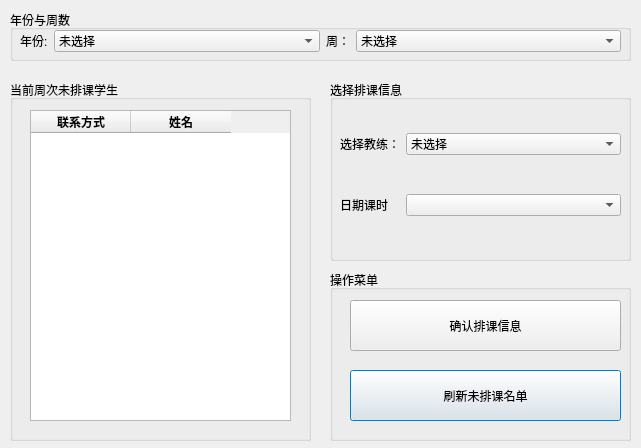
First picture: the form in GUI/updateClass.ui, repository Holy-Shine/Acrotest, before the edit.
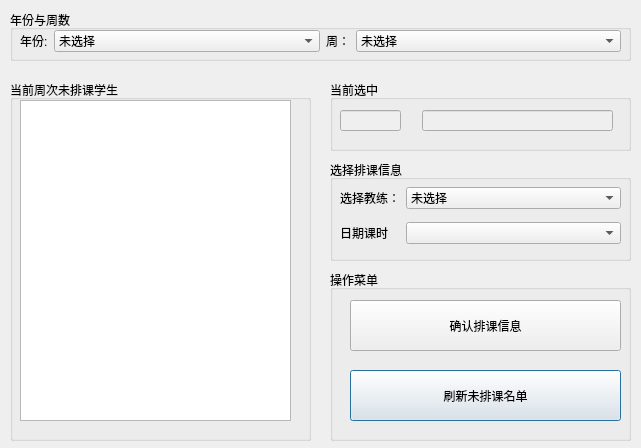
Second picture: the form after the edit.

Diff of the .ui file:
```diff
--- a/GUI/updateClass.ui
+++ b/GUI/updateClass.ui
@@ -199,51 +199,24 @@
    <property name="title">
     <string>当前周次未排课学生</string>
    </property>
-   <widget class="QTableWidget" name="cb_mem_table">
+   <widget class="QTableView" name="tv_show_mem">
     <property name="geometry">
      <rect>
-      <x>20</x>
-      <y>30</y>
-      <width>261</width>
-      <height>311</height>
+      <x>10</x>
+      <y>20</y>
+      <width>271</width>
+      <height>321</height>
      </rect>
     </property>
-    <property name="font">
-     <font>
-      <weight>75</weight>
-      <italic>false</italic>
-      <bold>true</bold>
-      <underline>false</underline>
-     </font>
-    </property>
-    <property name="cursor" stdset="0">
-     <cursorShape>ArrowCursor</cursorShape>
-    </property>
-    <property name="mouseTracking">
-     <bool>false</bool>
-    </property>
-    <property name="autoFillBackground">
-     <bool>false</bool>
-    </property>
-    <column>
-     <property name="text">
-      <string>联系方式</string>
-     </property>
-    </column>
-    <column>
-     <property name="text">
-      <string>姓名</string>
-     </property>
-    </column>
    </widget>
   </widget>
   <widget class="QGroupBox" name="groupBox_3">
    <property name="geometry">
     <rect>
      <x>330</x>
-     <y>80</y>
+     <y>160</y>
      <width>301</width>
-     <height>181</height>
+     <height>101</height>
     </rect>
    </property>
    <property name="title">
@@ -255,22 +228,10 @@
       <x>10</x>
       <y>20</y>
       <width>281</width>
-      <height>151</height>
+      <height>71</height>
      </rect>
     </property>
     <layout class="QGridLayout" name="gridLayout_2" columnstretch="0,1">
-     <item row="1" column="1">
-      <widget class="QComboBox" name="cb_day"/>
-     </item>
-     <item row="0" column="1">
-      <widget class="QComboBox" name="cb_coach">
-       <item>
-        <property name="text">
-         <string>未选择</string>
-        </property>
-       </item>
-      </widget>
-     </item>
      <item row="0" column="0">
       <widget class="QLabel" name="label_3">
        <property name="text">
@@ -285,6 +246,18 @@
        </property>
       </widget>
      </item>
+     <item row="0" column="1">
+      <widget class="QComboBox" name="cb_coach">
+       <item>
+        <property name="text">
+         <string>未选择</string>
+        </property>
+       </item>
+      </widget>
+     </item>
+     <item row="1" column="1">
+      <widget class="QComboBox" name="cb_day"/>
+     </item>
     </layout>
    </widget>
   </widget>
@@ -327,6 +300,45 @@
     </property>
    </widget>
   </widget>
+  <widget class="QGroupBox" name="groupBox_5">
+   <property name="geometry">
+    <rect>
+     <x>330</x>
+     <y>80</y>
+     <width>301</width>
+     <height>71</height>
+    </rect>
+   </property>
+   <property name="title">
+    <string>当前选中</string>
+   </property>
+   <widget class="QLineEdit" name="le_choose_name">
+    <property name="enabled">
+     <bool>false</bool>
+    </property>
+    <property name="geometry">
+     <rect>
+      <x>10</x>
+      <y>30</y>
+      <width>61</width>
+      <height>21</height>
+     </rect>
+    </property>
+   </widget>
+   <widget class="QLineEdit" name="le_choose_phone">
+    <property name="enabled">
+     <bool>false</bool>
+    </property>
+    <property name="geometry">
+     <rect>
+      <x>92</x>
+      <y>30</y>
+      <width>191</width>
+      <height>21</height>
+     </rect>
+    </property>
+   </widget>
+  </widget>
  </widget>
  <resources/>
  <connections/>
```
Left out of the diff: 2 changed lines with no effect on the pictures.
